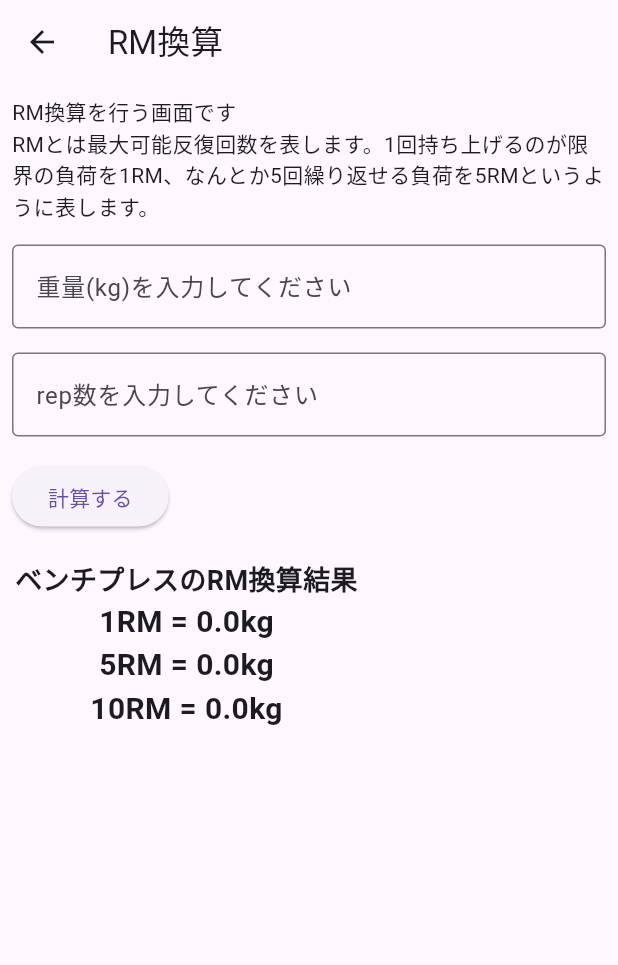
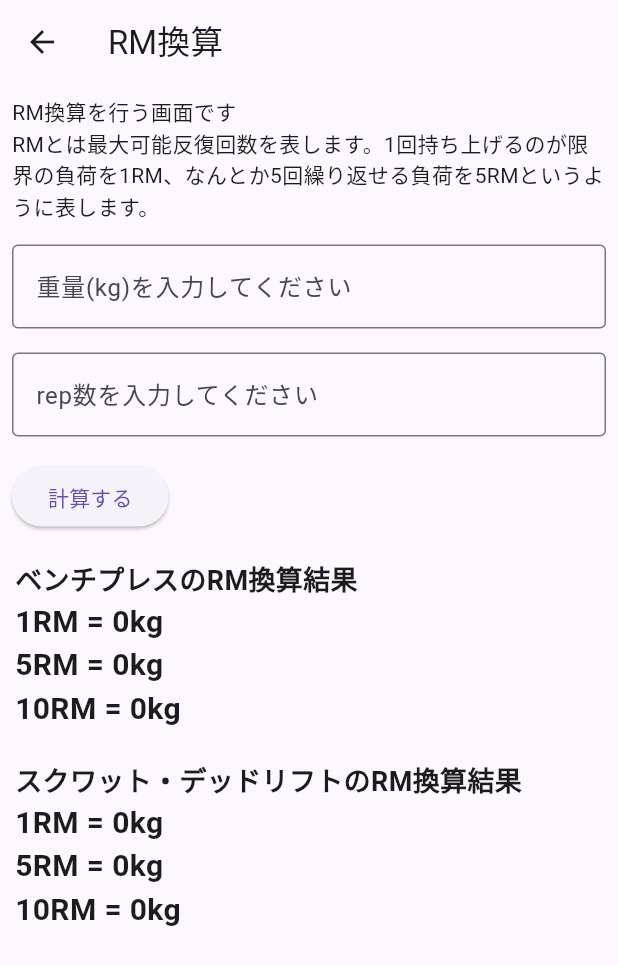
Before and after one commit to yudaitakeda/per, a Flutter app: the Rmstate screen opened directly, after a tap on "計算する", on a phone screen of 412 x 824 dp. Shown: the top 965 px of the screen. Run offline on Flutter 3.47's test engine with Material 3 defaults, Android fonts, the light colour scheme and no system bars; our stand-ins replace table_calendar.

Commit message:
feat:デッドリフトのRM換算の表示場所の作成計算式はこれから修正

```diff
--- a/lib/rm.dart
+++ b/lib/rm.dart
@@ -16,10 +16,15 @@ class _RmState extends State<Rmstate> {
   // TextEditingControllerを定義（回数入力用）
   final TextEditingController _repsController = TextEditingController();
 
-  // 計算結果を保持する変数
-  double? _result1;
-  double? _result5;
-  double? _result10;
+  // 計算結果を保持する変数-ベンチプレス
+  double? _benchresult1; //?はnull許容型
+  double? _benchresult5;
+  double? _benchresult10;
+  //// 計算結果を保持する変数-スクワット・デッドリフト
+  double? _squadliftresult1;
+  double? _squadliftresult5;
+  double? _squadliftresult10;
+
   // ボタンが押されたときの処理
   void _calculate() {
     // 重量の入力を取得し、数値に変換。無効な場合は0を使用
@@ -28,9 +33,12 @@ class _RmState extends State<Rmstate> {
     final int reps = int.tryParse(_repsController.text) ?? 0;
     // 計算結果をセット
     setState(() {
-      _result1 = weight * reps / 40 + weight;
-      _result5 = _result1! * 0.9;
-      _result10 = _result1! * 0.8;
+      _benchresult1 = weight * reps / 40 + weight;
+      _benchresult5 = _benchresult1! * 0.9;
+      _benchresult10 = _benchresult1! * 0.8;
+      _squadliftresult1 = weight * reps / 33.3 + weight;
+      _squadliftresult5 = _squadliftresult1! * 0.86;
+      _squadliftresult10 = _squadliftresult1! * 0.75;
     });
   }
 
@@ -84,39 +92,79 @@ class _RmState extends State<Rmstate> {
             ),
           ),
           // 計算結果の表示
+
           Padding(
             padding: const EdgeInsets.all(10.0),
-            child:
-                Column(mainAxisAlignment: MainAxisAlignment.center, children: [
-              Text(
+            child: Column(
+              crossAxisAlignment: CrossAxisAlignment.start,
+              children: [
+                const Text(
                   'ベンチプレスのRM換算結果',
-                style: const TextStyle(
+                  style: TextStyle(
                     fontSize: 18.0,
                     fontWeight: FontWeight.bold,
                   ),
                 ),
                 Text(
-                '1RM = ${_result1 != null ? _result1.toString() : ''}kg',
+                  '1RM = ${_benchresult1 != null ? _benchresult1!.round() : ''}kg',
                   style: const TextStyle(
                     fontSize: 20.0,
                     fontWeight: FontWeight.bold,
                   ),
                 ),
                 Text(
-                '5RM = ${_result5 != null ? _result5.toString() : ''}kg',
+                  '5RM = ${_benchresult5 != null ? _benchresult5!.round() : ''}kg',
                   style: const TextStyle(
                     fontSize: 20.0,
                     fontWeight: FontWeight.bold,
                   ),
                 ),
                 Text(
-                '10RM = ${_result10 != null ? _result10.toString() : ''}kg',
+                  '10RM = ${_benchresult10 != null ? _benchresult10!.round() : ''}kg',
                   style: const TextStyle(
                     fontSize: 20.0,
                     fontWeight: FontWeight.bold,
                   ),
                 ),
-            ]),
+              ],
+            ),
+          ),
+
+          Padding(
+            padding: const EdgeInsets.all(10.0),
+            child: Column(
+              crossAxisAlignment: CrossAxisAlignment.start,
+              children: [
+                const Text(
+                  'スクワット・デッドリフトのRM換算結果',
+                  style: TextStyle(
+                    fontSize: 18.0,
+                    fontWeight: FontWeight.bold,
+                  ),
+                ),
+                Text(
+                  '1RM = ${_squadliftresult1 != null ? _squadliftresult1!.round() : ''}kg',
+                  style: const TextStyle(
+                    fontSize: 20.0,
+                    fontWeight: FontWeight.bold,
+                  ),
+                ),
+                Text(
+                  '5RM = ${_squadliftresult5 != null ? _squadliftresult5!.round() : ''}kg',
+                  style: const TextStyle(
+                    fontSize: 20.0,
+                    fontWeight: FontWeight.bold,
+                  ),
+                ),
+                Text(
+                  '10RM = ${_squadliftresult10 != null ? _squadliftresult10!.round() : ''}kg',
+                  style: const TextStyle(
+                    fontSize: 20.0,
+                    fontWeight: FontWeight.bold,
+                  ),
+                ),
+              ],
+            ),
           ),
         ],
       ),
```
Lines whose indentation alone changed are shown as unchanged.
